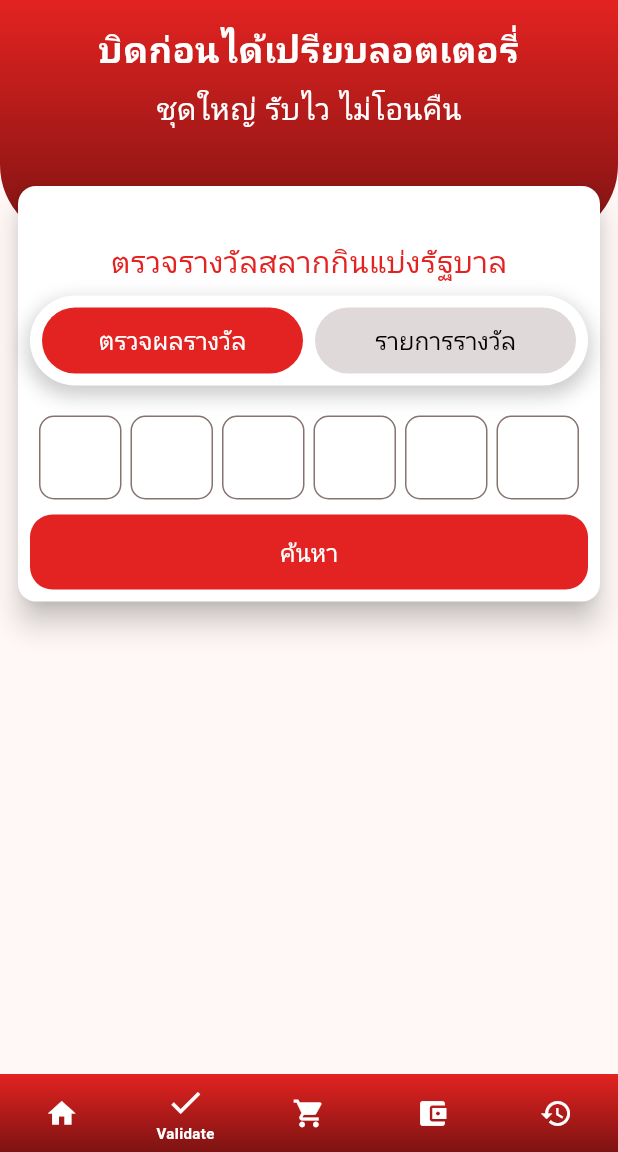
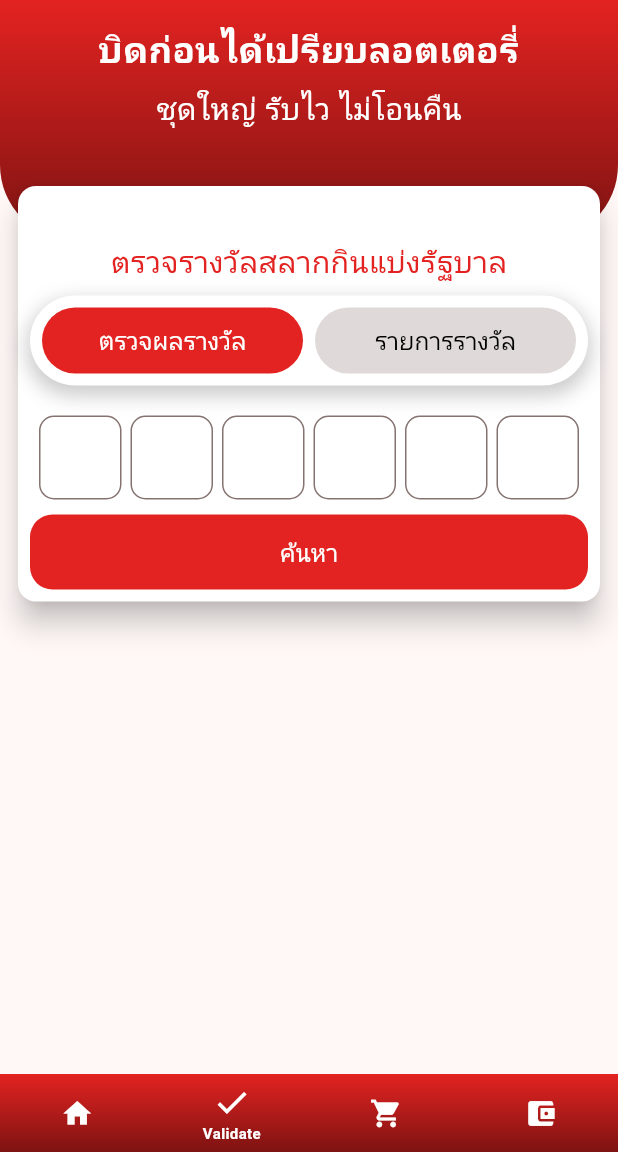
Before and after one commit to l3lasx/bidlotto, a Flutter app: the HomeValidate screen opened by its route, on a phone screen of 412 x 824 dp, the part 84-1236 px from its top. Run offline on Flutter 3.47's test engine with Material 3 defaults, Android fonts, the phone set to English and light mode, and no system bars; our stand-ins replace dio, flutter_riverpod, go_router, google_fonts, shared_preferences; missing offline and left inert: animated_pin_input_text_field; accounts and stored records are empty; network calls fail; Roboto replaces fonts that are missing (Prompt).

Commit message:
remove history

```diff
--- a/lib/main.dart
+++ b/lib/main.dart
@@ -82,12 +82,6 @@ final GoRouter router = GoRouter(
             return const WalletPage();
           },
         ),
-        GoRoute(
-          path: '/history',
-          builder: (BuildContext context, GoRouterState state) {
-            return const Scaffold(body: Center(child: Text('History Page')));
-          },
-        ),
       ],
     ),
     ShellRoute(
@@ -152,7 +146,6 @@ class ScaffoldWithNavBar extends StatelessWidget {
     if (location.startsWith('/validate')) return 1;
     if (location.startsWith('/cart')) return 2;
     if (location.startsWith('/wallet')) return 3;
-    if (location.startsWith('/history')) return 4;
     return 0;
   }
 
@@ -169,9 +162,6 @@ class ScaffoldWithNavBar extends StatelessWidget {
         break;
       case 3:
         GoRouter.of(context).go('/wallet');
-        break;
-      case 4:
-        GoRouter.of(context).go('/history');
         break;
     }
   }
@@ -250,7 +240,6 @@ class CustomBottomNavigationBar extends StatelessWidget {
           _buildNavItem(Icons.check, 'Validate', 1),
           _buildNavItem(Icons.shopping_cart, 'Cart', 2),
           _buildNavItem(Icons.account_balance_wallet, 'Wallet', 3),
-          _buildNavItem(Icons.history, 'History', 4),
         ],
       ),
     );
--- a/lib/pages/cart_result.dart
+++ b/lib/pages/cart_result.dart
@@ -90,11 +90,11 @@ class _CartResultState extends ConsumerState<CartResult> {
             message: res['data']['message'],
             onClose: () async {
               await cartService.loadCart();
+              GoRouter.of(context).go('/wallet');
             },
           );
         },
       );
-      GoRouter.of(context).go('/wallet');
     } catch (e) {
       if (!context.mounted) return;
       await showDialog(
```
